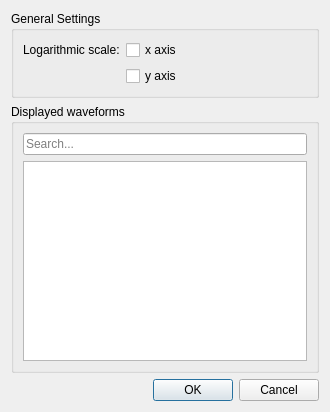
Qt form src/dialogs/simulationdialog.ui (Caneda/Caneda) before a commit.
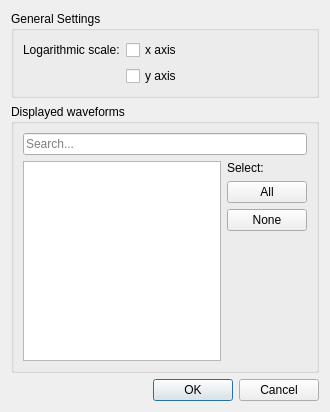
The same form after that commit.

Commit message: Added the option to select all or none of the available waveforms in the simulation waveform selection dialog.

```diff
--- a/src/dialogs/simulationdialog.ui
+++ b/src/dialogs/simulationdialog.ui
@@ -68,6 +68,8 @@
        </widget>
       </item>
       <item>
+       <layout class="QHBoxLayout" name="horizontalLayoutWaveforms">
+        <item>
        <widget class="QTableView" name="tableView">
         <property name="editTriggers">
          <set>QAbstractItemView::AllEditTriggers</set>
@@ -91,6 +93,46 @@
          <bool>true</bool>
         </attribute>
        </widget>
+        </item>
+        <item>
+         <layout class="QVBoxLayout" name="verticalLayoutSelect">
+          <item>
+           <widget class="QLabel" name="labelSelect">
+            <property name="text">
+             <string>Select:</string>
+            </property>
+           </widget>
+          </item>
+          <item>
+           <widget class="QPushButton" name="buttonAll">
+            <property name="text">
+             <string>All</string>
+            </property>
+           </widget>
+          </item>
+          <item>
+           <widget class="QPushButton" name="buttonNone">
+            <property name="text">
+             <string>None</string>
+            </property>
+           </widget>
+          </item>
+          <item>
+           <spacer name="verticalSpacer">
+            <property name="orientation">
+             <enum>Qt::Vertical</enum>
+            </property>
+            <property name="sizeHint" stdset="0">
+             <size>
+              <width>20</width>
+              <height>40</height>
+             </size>
+            </property>
+           </spacer>
+          </item>
+         </layout>
+        </item>
+       </layout>
       </item>
      </layout>
     </widget>
```
Lines whose indentation alone changed are shown as unchanged. The commit also changes 2 other files.
